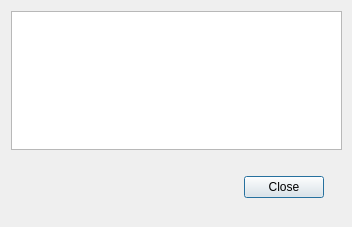
Above: About.ui from bedi1982/Oficina before the change. Below: the same form after it.
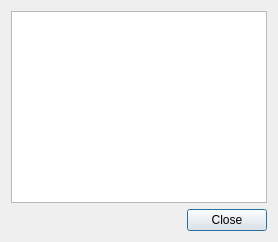
That is the form after the change. Icons and pictures are not drawn.

Commit message: layouts, oh my, expandible layouts everywhere!

```diff
--- a/About.ui
+++ b/About.ui
@@ -2,26 +2,6 @@
 <ui version="4.0">
  <class>About</class>
  <widget class="QDialog" name="About">
-  <property name="geometry">
-   <rect>
-    <x>0</x>
-    <y>0</y>
-    <width>352</width>
-    <height>227</height>
-   </rect>
-  </property>
-  <property name="minimumSize">
-   <size>
-    <width>350</width>
-    <height>159</height>
-   </size>
-  </property>
-  <property name="maximumSize">
-   <size>
-    <width>352</width>
-    <height>250</height>
-   </size>
-  </property>
   <property name="windowTitle">
    <string>Sobre Oficina v0.1</string>
   </property>
@@ -29,52 +9,42 @@
    <iconset resource="images/images.qrc">
     <normaloff>:/emoticons/service.png</normaloff>:/emoticons/service.png</iconset>
   </property>
-  <widget class="QLabel" name="label">
-   <property name="geometry">
-    <rect>
-     <x>30</x>
-     <y>150</y>
-     <width>61</width>
-     <height>61</height>
-    </rect>
-   </property>
-   <property name="text">
-    <string/>
-   </property>
-   <property name="pixmap">
-    <pixmap resource="images/images.qrc">:/emoticons/service.png</pixmap>
-   </property>
-  </widget>
-  <widget class="QDialogButtonBox" name="buttonBox">
-   <property name="geometry">
-    <rect>
-     <x>150</x>
-     <y>170</y>
-     <width>174</width>
-     <height>34</height>
-    </rect>
-   </property>
-   <property name="standardButtons">
-    <set>QDialogButtonBox::Close</set>
-   </property>
-  </widget>
-  <widget class="QTextBrowser" name="textBrowser">
-   <property name="geometry">
-    <rect>
-     <x>11</x>
-     <y>11</y>
-     <width>331</width>
-     <height>139</height>
-    </rect>
-   </property>
-   <property name="html">
-    <string>&lt;!DOCTYPE HTML PUBLIC &quot;-//W3C//DTD HTML 4.0//EN&quot; &quot;http://www.w3.org/TR/REC-html40/strict.dtd&quot;&gt;
+  <layout class="QGridLayout" name="gridLayout">
+   <item row="0" column="0" colspan="2">
+    <widget class="QTextBrowser" name="textBrowser">
+     <property name="sizePolicy">
+      <sizepolicy hsizetype="Preferred" vsizetype="Preferred">
+       <horstretch>0</horstretch>
+       <verstretch>0</verstretch>
+      </sizepolicy>
+     </property>
+     <property name="html">
+      <string>&lt;!DOCTYPE HTML PUBLIC &quot;-//W3C//DTD HTML 4.0//EN&quot; &quot;http://www.w3.org/TR/REC-html40/strict.dtd&quot;&gt;
 &lt;html&gt;&lt;head&gt;&lt;meta name=&quot;qrichtext&quot; content=&quot;1&quot; /&gt;&lt;style type=&quot;text/css&quot;&gt;
 p, li { white-space: pre-wrap; }
 &lt;/style&gt;&lt;/head&gt;&lt;body style=&quot; font-family:'Noto Sans'; font-size:10pt; font-weight:400; font-style:normal;&quot;&gt;
 &lt;p style=&quot;-qt-paragraph-type:empty; margin-top:0px; margin-bottom:0px; margin-left:0px; margin-right:0px; -qt-block-indent:0; text-indent:0px;&quot;&gt;&lt;br /&gt;&lt;/p&gt;&lt;/body&gt;&lt;/html&gt;</string>
-   </property>
-  </widget>
+     </property>
+    </widget>
+   </item>
+   <item row="1" column="0">
+    <widget class="QLabel" name="label">
+     <property name="text">
+      <string/>
+     </property>
+     <property name="pixmap">
+      <pixmap resource="images/images.qrc">:/emoticons/service.png</pixmap>
+     </property>
+    </widget>
+   </item>
+   <item row="1" column="1">
+    <widget class="QDialogButtonBox" name="buttonBox">
+     <property name="standardButtons">
+      <set>QDialogButtonBox::Close</set>
+     </property>
+    </widget>
+   </item>
+  </layout>
  </widget>
  <resources>
   <include location="images/images.qrc"/>
```
The commit also changes 5 other files.
